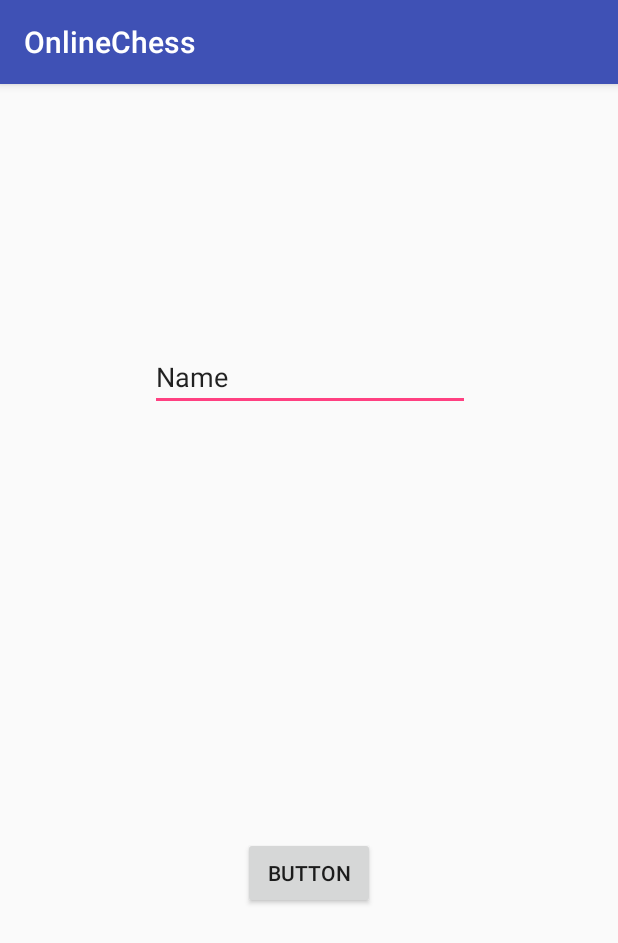
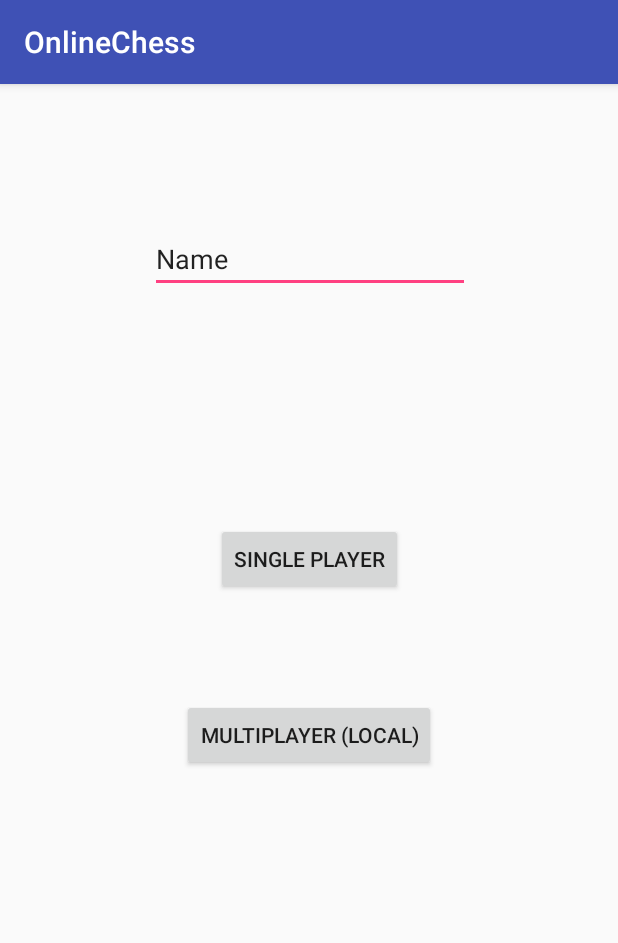
Before and after one commit to antoniolimadev/online-chess, an Android app: the screen it shows after launch (StartActivity), on a phone screen of 412 x 824 dp. Shown: the top 943 px of the screen. Run offline under Robolectric (Android 15) with nearby library versions, the light colour scheme and no system bars.

Commit message:
updated StartActivity.

```diff
--- a/app/src/main/java/co/antoniolima/onlinechess/StartActivity.java
+++ b/app/src/main/java/co/antoniolima/onlinechess/StartActivity.java
@@ -18,7 +18,7 @@ public class StartActivity extends AppCompatActivity {
         setContentView(R.layout.activity_start);
 
         textBox = findViewById(R.id.editTextPlayerName);
-        myButton = findViewById(R.id.btnNewGame);
+        myButton = findViewById(R.id.btnSinglePlayer);
 
         myButton.setOnClickListener( new View.OnClickListener() {
             public void onClick(View v) {
--- a/app/src/main/res/layout/activity_start.xml
+++ b/app/src/main/res/layout/activity_start.xml
@@ -7,19 +7,19 @@
     tools:context="co.antoniolima.onlinechess.StartActivity">
 
     <Button
-        android:id="@+id/btnNewGame"
+        android:id="@+id/btnSinglePlayer"
         android:layout_width="wrap_content"
         android:layout_height="wrap_content"
         android:layout_marginBottom="8dp"
         android:layout_marginEnd="8dp"
         android:layout_marginStart="8dp"
         android:layout_marginTop="8dp"
-        android:text="Button"
+        android:text="Single Player"
         app:layout_constraintBottom_toBottomOf="parent"
         app:layout_constraintEnd_toEndOf="parent"
         app:layout_constraintStart_toStartOf="parent"
         app:layout_constraintTop_toTopOf="parent"
-        app:layout_constraintVertical_bias="0.702" />
+        app:layout_constraintVertical_bias="0.404" />
 
     <EditText
         android:id="@+id/editTextPlayerName"
@@ -32,11 +32,26 @@
         android:ems="10"
         android:inputType="textPersonName"
         android:text="Name"
-        app:layout_constraintBottom_toTopOf="@+id/btnNewGame"
+        app:layout_constraintBottom_toTopOf="@+id/btnSinglePlayer"
         app:layout_constraintEnd_toEndOf="parent"
         app:layout_constraintHorizontal_bias="0.503"
         app:layout_constraintStart_toStartOf="parent"
         app:layout_constraintTop_toTopOf="parent"
         app:layout_constraintVertical_bias="0.373" />
 
+    <Button
+        android:id="@+id/btnMultiplayerLocal"
+        android:layout_width="wrap_content"
+        android:layout_height="wrap_content"
+        android:layout_marginBottom="8dp"
+        android:layout_marginEnd="8dp"
+        android:layout_marginStart="8dp"
+        android:layout_marginTop="8dp"
+        android:text="Multiplayer (Local)"
+        app:layout_constraintBottom_toBottomOf="parent"
+        app:layout_constraintEnd_toEndOf="parent"
+        app:layout_constraintStart_toStartOf="parent"
+        app:layout_constraintTop_toBottomOf="@+id/btnSinglePlayer"
+        app:layout_constraintVertical_bias="0.169" />
+
 </android.support.constraint.ConstraintLayout>
```
